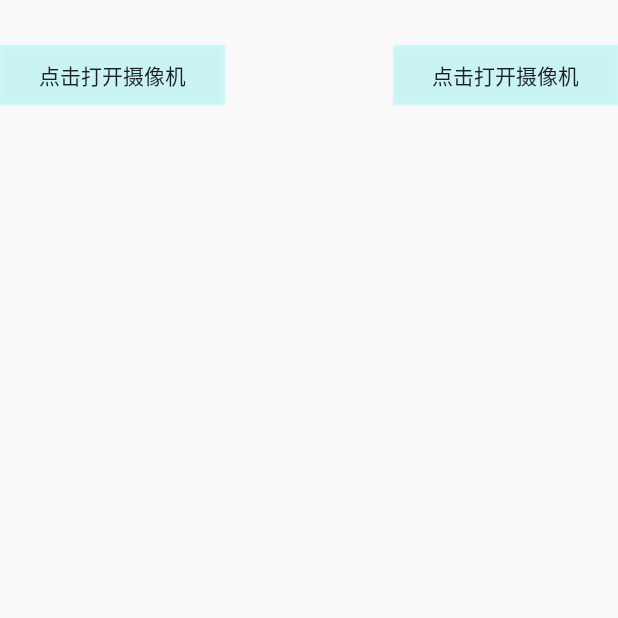
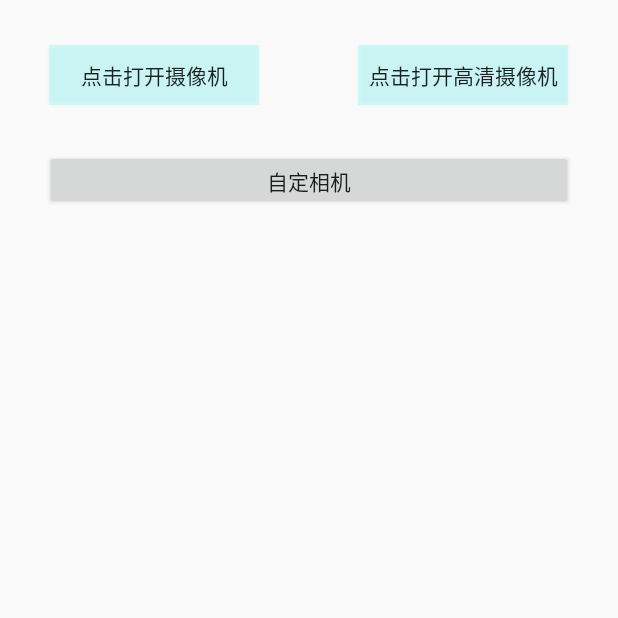
Before and after one commit to Miles087/Android-Widget, an Android app: the MyCameraActivity screen opened directly, with no data from a screen before it, on a phone screen of 412 x 824 dp, the top half of it. Run offline under Robolectric (Android 15) with nearby library versions, the phone set to English and light mode, and no system bars.

Commit message:
自定义的Camera

```diff
--- a/app/src/main/AndroidManifest.xml
+++ b/app/src/main/AndroidManifest.xml
@@ -9,6 +9,7 @@
 
     <uses-permission android:name="android.permission.INTERNET"/>
     <uses-permission android:name="android.permission.WRITE_EXTERNAL_STORAGE"/>
+    <uses-permission android:name="android.permission.CAMERA"/>
 
     <application
         android:allowBackup="true"
@@ -50,6 +51,9 @@
 
         <!-- 流式布局 -->
         <activity android:name=".FlowActivity"/>
+
+        <!-- 相机预览 -->
+        <activity android:name=".CustomCameraActivity"/>
     </application>
 
 </manifest>
--- a/app/src/main/java/com/example/miles/project/MyCameraActivity.java
+++ b/app/src/main/java/com/example/miles/project/MyCameraActivity.java
@@ -53,6 +53,10 @@ public class MyCameraActivity extends Activity {
         startActivityForResult(intent,2333);
     }
 
+    public void customCamera(View view){
+        startActivity(new Intent(this,CustomCameraActivity.class));
+    }
+
     @Override
     protected void onActivityResult(int requestCode, int resultCode, Intent data) {
         super.onActivityResult(requestCode, resultCode, data);
--- a/app/src/main/res/layout/activity_my_capture.xml
+++ b/app/src/main/res/layout/activity_my_capture.xml
@@ -1,37 +1,62 @@
 <?xml version="1.0" encoding="utf-8"?>
-<RelativeLayout xmlns:android="http://schemas.android.com/apk/res/android"
+<LinearLayout xmlns:android="http://schemas.android.com/apk/res/android"
     android:orientation="vertical" android:layout_width="match_parent"
     android:layout_height="match_parent">
-
+        <LinearLayout
+            android:layout_width="match_parent"
+            android:layout_height="100dp"
+            android:orientation="horizontal"
+            >
+                <RelativeLayout
+                    android:layout_width="0dp"
+                    android:layout_height="match_parent"
+                    android:layout_weight="1"
+                    android:gravity="center">
                         <Button
-            android:layout_width="150dp"
+                            android:layout_width="140dp"
                             android:layout_height="40dp"
                             android:layout_alignParentTop="true"
                             android:layout_alignParentLeft="true"
-            android:layout_marginTop="30dp"
+                            android:layout_centerInParent="true"
                             android:background="#33ff"
                             android:text="@string/start_camera"
                             android:onClick="startCamera"
                             />
+                </RelativeLayout>
+                <RelativeLayout
+                    android:layout_width="0dp"
+                    android:layout_height="match_parent"
+                    android:layout_weight="1"
+                    android:gravity="center">
                         <Button
-            android:layout_width="150dp"
+                            android:layout_width="140dp"
                             android:layout_height="40dp"
                             android:layout_alignParentTop="true"
                             android:layout_alignParentRight="true"
-            android:layout_marginTop="30dp"
+                            android:layout_centerInParent="true"
                             android:background="#33ff"
-            android:text="@string/start_camera"
+                            android:text="@string/start_clear_camera"
                             android:onClick="startAnotherCamera"
+                            />
+                </RelativeLayout>
+        </LinearLayout>
+        <Button
+            android:layout_width="match_parent"
+            android:layout_height="40dp"
+            android:layout_marginLeft="30dp"
+            android:layout_marginRight="30dp"
+            android:text="@string/custom_camera"
+            android:onClick="customCamera"
             />
         <ImageView
             android:id="@+id/iv_image"
             android:layout_width="match_parent"
             android:layout_height="match_parent"
             android:layout_alignParentBottom="true"
-            android:layout_marginTop="90dp"
+            android:layout_marginTop="10dp"
             android:layout_marginLeft="10dp"
             android:layout_marginRight="10dp"
             android:layout_marginBottom="10dp"
             />
 
-</RelativeLayout>
+</LinearLayout>
--- a/app/src/main/res/values/strings.xml
+++ b/app/src/main/res/values/strings.xml
@@ -4,6 +4,8 @@
     <string name="hint_content">请输入需要传递的值</string>
     <string name="btn_pass">点击传值</string>
     <string name="start_camera">点击打开摄像机</string>
+    <string name="start_clear_camera">点击打开高清摄像机</string>
+    <string name="custom_camera">自定相机</string>
 
     <string name="drag_pull_activity">下拉刷新</string>
     <string name="volume_activity">音量控制</string>
@@ -12,4 +14,6 @@
     <string name="roll_pictures">我的滑动图片</string>
     <string name="drag_view">可拖拽的view</string>
     <string name="flow_layout">流式布局</string>
+    <string name="camera_manager">Camera管理</string>
+    <string name="camera_capture">拍照</string>
 </resources>
```
Also changed, not shown: app/src/main/java/com/example/miles/project/CustomCameraActivity.java (added, +109 -0 lines), app/src/main/res/layout/activity_custom_camera.xml (added, +18 -0 lines). Lines whose indentation alone changed are shown as unchanged.
